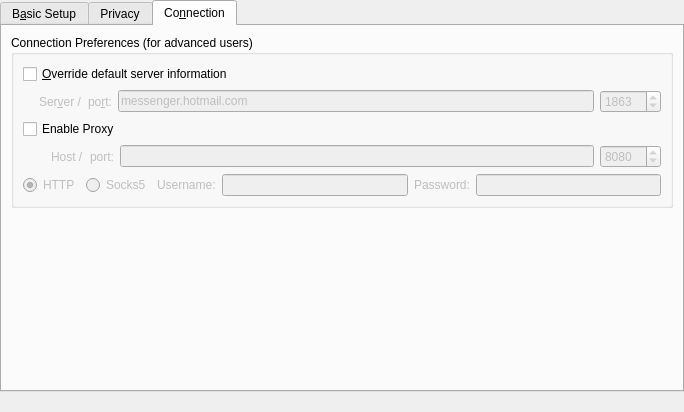
KDE/kopete, file protocols/wlm/ui/wlmaccountpreferences.ui: the form before one commit.
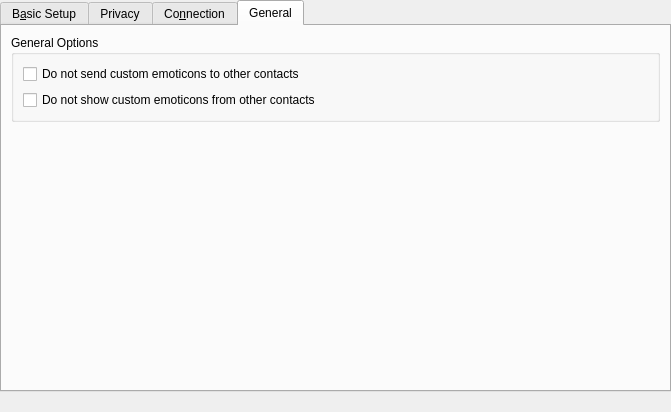
The form after the commit. Custom widgets are drawn as their Qt base class.

Commit message: - add a new general tab to the account preferences and new options to better control the emoticons behavior

```diff
--- a/protocols/wlm/ui/wlmaccountpreferences.ui
+++ b/protocols/wlm/ui/wlmaccountpreferences.ui
@@ -6,7 +6,7 @@
    <rect>
     <x>0</x>
     <y>0</y>
-    <width>684</width>
+    <width>671</width>
     <height>412</height>
    </rect>
   </property>
@@ -20,7 +20,7 @@
    <item>
     <widget class="QTabWidget" name="mainTabWidget">
      <property name="currentIndex">
-      <number>2</number>
+      <number>3</number>
      </property>
      <widget class="QWidget" name="tab">
       <attribute name="title">
@@ -542,6 +542,49 @@
        </item>
       </layout>
      </widget>
+     <widget class="QWidget" name="tab_4">
+      <attribute name="title">
+       <string>General</string>
+      </attribute>
+      <layout class="QVBoxLayout" name="verticalLayout_8">
+       <item>
+        <widget class="QGroupBox" name="groupBox_3">
+         <property name="title">
+          <string>General Options</string>
+         </property>
+         <layout class="QVBoxLayout" name="verticalLayout_7">
+          <item>
+           <widget class="QCheckBox" name="m_doNotSendEmoticons">
+            <property name="text">
+             <string>Do not send custom emoticons to other contacts</string>
+            </property>
+           </widget>
+          </item>
+          <item>
+           <widget class="QCheckBox" name="m_doNotRequestEmoticons">
+            <property name="text">
+             <string>Do not show custom emoticons from other contacts</string>
+            </property>
+           </widget>
+          </item>
+         </layout>
+        </widget>
+       </item>
+       <item>
+        <spacer name="verticalSpacer_3">
+         <property name="orientation">
+          <enum>Qt::Vertical</enum>
+         </property>
+         <property name="sizeHint" stdset="0">
+          <size>
+           <width>20</width>
+           <height>40</height>
+          </size>
+         </property>
+        </spacer>
+       </item>
+      </layout>
+     </widget>
     </widget>
    </item>
    <item>
```
The commit also changes 5 other files.
